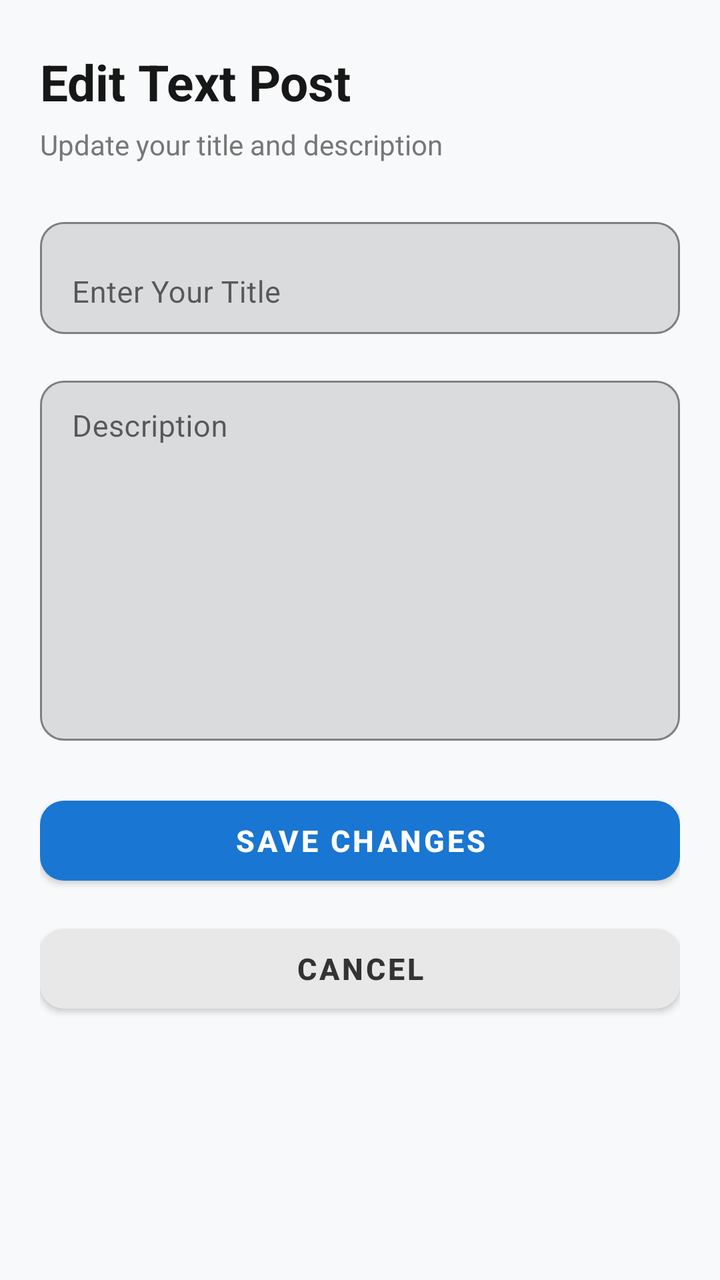
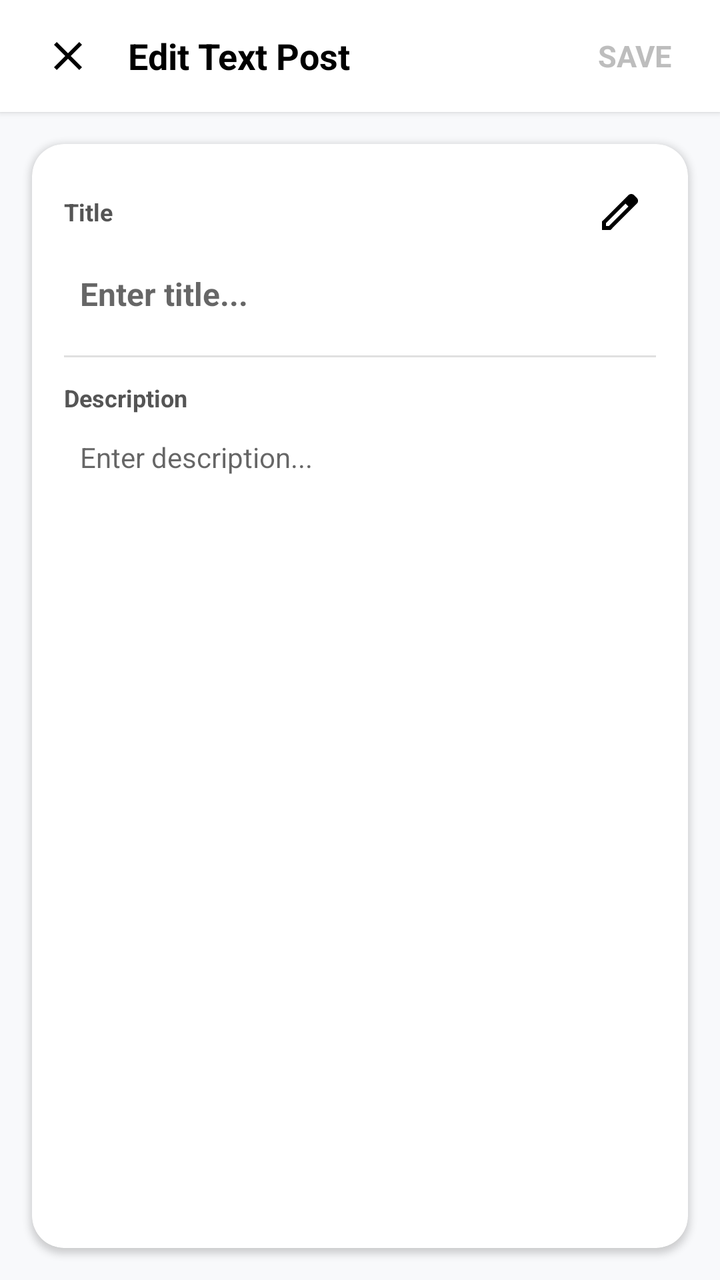

Screens rendered from an Android XML layout before and after an edit, with the pre-edit source and the edit as a unified diff.
<!-- AndroidManifest.xml: application theme Theme.TokenRoomDatabase -->
<!-- res/layout/activity_edit_text_post.xml -->
<?xml version="1.0" encoding="utf-8"?>
<ScrollView
    xmlns:android="http://schemas.android.com/apk/res/android"
    xmlns:app="http://schemas.android.com/apk/res-auto"
    android:layout_width="match_parent"
    android:layout_height="match_parent"
    android:fillViewport="true"
    android:background="#F8F9FB">

    <LinearLayout
        android:layout_width="match_parent"
        android:layout_height="wrap_content"
        android:orientation="vertical"
        android:paddingStart="20dp"
        android:paddingTop="24dp"
        android:paddingEnd="20dp"
        android:paddingBottom="30dp">

        <TextView
            android:layout_width="wrap_content"
            android:layout_height="wrap_content"
            android:text="Edit Text Post"
            android:textColor="#171717"
            android:textSize="25sp"
            android:textStyle="bold" />

        <TextView
            android:layout_width="wrap_content"
            android:layout_height="wrap_content"
            android:layout_marginTop="5dp"
            android:text="Update your title and description"
            android:textColor="#777777"
            android:textSize="14sp" />

        <com.google.android.material.textfield.TextInputLayout
            android:layout_width="match_parent"
            android:layout_height="wrap_content"
            android:layout_marginTop="24dp"
            android:hint="Enter Your Title"
            app:boxBackgroundMode="outline"
            app:boxCornerRadiusTopStart="12dp"
            app:boxCornerRadiusTopEnd="12dp"
            app:boxCornerRadiusBottomStart="12dp"
            app:boxCornerRadiusBottomEnd="12dp"
            app:boxStrokeColor="@color/gray"
            app:boxStrokeWidth="1dp"
            app:boxStrokeWidthFocused="2dp"
            app:hintTextColor="#777777">

            <com.google.android.material.textfield.TextInputEditText
                android:id="@+id/etTitle"
                android:layout_width="match_parent"
                android:layout_height="56dp"
                android:inputType="text"
                android:maxLines="1"
                android:paddingStart="14dp"
                android:paddingEnd="14dp"
                android:textColor="#222222"
                android:textSize="15sp" />

        </com.google.android.material.textfield.TextInputLayout>

        <com.google.android.material.textfield.TextInputLayout
            android:layout_width="match_parent"
            android:layout_height="wrap_content"
            android:layout_marginTop="18dp"
            android:hint="Description"
            app:boxBackgroundMode="outline"
            app:boxCornerRadiusTopStart="12dp"
            app:boxCornerRadiusTopEnd="12dp"
            app:boxCornerRadiusBottomStart="12dp"
            app:boxCornerRadiusBottomEnd="12dp"
            app:boxStrokeColor="@color/gray"
            app:boxStrokeWidth="1dp"
            app:boxStrokeWidthFocused="2dp"
            app:hintTextColor="#777777">

            <com.google.android.material.textfield.TextInputEditText
                android:id="@+id/etDescription"
                android:layout_width="match_parent"
                android:layout_height="180dp"
                android:gravity="top|start"
                android:inputType="textMultiLine"
                android:paddingStart="14dp"
                android:paddingTop="14dp"
                android:paddingEnd="14dp"
                android:paddingBottom="14dp"
                android:textColor="#222222"
                android:textSize="15sp" />

        </com.google.android.material.textfield.TextInputLayout>

        <com.google.android.material.button.MaterialButton
            android:id="@+id/btnSave"
            android:layout_width="match_parent"
            android:layout_height="52dp"
            android:layout_marginTop="24dp"
            android:text="SAVE CHANGES"
            android:textAllCaps="false"
            android:textColor="@android:color/white"
            android:textSize="15sp"
            android:textStyle="bold"
            app:backgroundTint="#1976D2"
            app:cornerRadius="12dp"
            app:elevation="2dp" />

        <com.google.android.material.button.MaterialButton
            android:id="@+id/btnCancel"
            android:layout_width="match_parent"
            android:layout_height="52dp"
            android:layout_marginTop="12dp"
            android:text="CANCEL"
            android:textAllCaps="false"
            android:textColor="#333333"
            android:textSize="15sp"
            android:textStyle="bold"
            app:backgroundTint="#E8E8E8"
            app:cornerRadius="12dp"
            app:elevation="0dp" />

    </LinearLayout>

</ScrollView>
<!-- resources referenced by this layout -->
<resources>
  <color name="gray">#BCBABA</color>
  <style name="Theme.TokenRoomDatabase" parent="Theme.MaterialComponents.DayNight.NoActionBar">
  
          <item name="colorPrimary">@color/gray</item>
          <item name="colorPrimaryVariant">@color/purple_700</item>
          <item name="colorOnPrimary">@color/white</item>
  
          <item name="colorSecondary">@color/gray</item>
          <item name="colorSecondaryVariant">@color/teal_700</item>
          <item name="colorOnSecondary">@color/black</item>
  
          <item name="android:statusBarColor">
              @android:color/white
          </item>
  
          <item name="android:navigationBarColor">
              @color/white
          </item>
  
      </style>
  <color name="purple_700">#FF3700B3</color>
  <color name="white">#FFFFFFFF</color>
  <color name="teal_700">#FF018786</color>
  <color name="black">#FF000000</color>
</resources>

<!-- the commit's change to res/layout/activity_edit_text_post.xml (unified diff, before → after) -->
@@ -1,123 +1,176 @@
 <?xml version="1.0" encoding="utf-8"?>
-<ScrollView
-    xmlns:android="http://schemas.android.com/apk/res/android"
+<LinearLayout xmlns:android="http://schemas.android.com/apk/res/android"
     xmlns:app="http://schemas.android.com/apk/res-auto"
+
     android:layout_width="match_parent"
     android:layout_height="match_parent"
-    android:fillViewport="true"
-    android:background="#F8F9FB">
+    android:background="#F8F9FB"
+    android:orientation="vertical">
+
 
     <LinearLayout
         android:layout_width="match_parent"
-        android:layout_height="wrap_content"
-        android:orientation="vertical"
-        android:paddingStart="20dp"
-        android:paddingTop="24dp"
-        android:paddingEnd="20dp"
-        android:paddingBottom="30dp">
+        android:layout_height="56dp"
+        android:background="@android:color/white"
+        android:elevation="2dp"
+        android:gravity="center_vertical"
+        android:orientation="horizontal"
+        android:paddingStart="16dp"
+        android:paddingEnd="16dp">
+
+
+        <ImageButton
+            android:id="@+id/btnBack"
+            android:layout_width="36dp"
+            android:layout_height="36dp"
+            android:background="?attr/selectableItemBackgroundBorderless"
+            android:contentDescription="Back"
+            android:src="@drawable/close_icon" />
+
 
         <TextView
+            android:layout_width="0dp"
+            android:layout_height="wrap_content"
+            android:layout_marginStart="12dp"
+            android:layout_weight="1"
+            android:text="Edit Text Post"
+            android:textColor="@android:color/black"
+            android:textSize="18sp"
+            android:textStyle="bold" />
+
+
+        <TextView
+            android:id="@+id/btnSave"
             android:layout_width="wrap_content"
             android:layout_height="wrap_content"
-            android:text="Edit Text Post"
-            android:textColor="#171717"
-            android:textSize="25sp"
+            android:background="?attr/selectableItemBackground"
+            android:padding="8dp"
+            android:text="SAVE"
+            android:textColor="#BDBDBD"
+            android:textSize="15sp"
             android:textStyle="bold" />
+    </LinearLayout>
 
-        <TextView
-            android:layout_width="wrap_content"
-            android:layout_height="wrap_content"
-            android:layout_marginTop="5dp"
-            android:text="Update your title and description"
-            android:textColor="#777777"
-            android:textSize="14sp" />
 
-        <com.google.android.material.textfield.TextInputLayout
+    
+    <com.google.android.material.card.MaterialCardView
+        android:layout_width="match_parent"
+        android:layout_height="0dp"
+        android:layout_margin="16dp"
+        android:layout_weight="1"
+        app:cardCornerRadius="16dp"
+        app:cardElevation="2dp"
+        app:strokeWidth="0dp">
+
+
+        
+        <LinearLayout
             android:layout_width="match_parent"
-            android:layout_height="wrap_content"
-            android:layout_marginTop="24dp"
-            android:hint="Enter Your Title"
-            app:boxBackgroundMode="outline"
-            app:boxCornerRadiusTopStart="12dp"
-            app:boxCornerRadiusTopEnd="12dp"
-            app:boxCornerRadiusBottomStart="12dp"
-            app:boxCornerRadiusBottomEnd="12dp"
-            app:boxStrokeColor="@color/gray"
-            app:boxStrokeWidth="1dp"
-            app:boxStrokeWidthFocused="2dp"
-            app:hintTextColor="#777777">
+            android:layout_height="match_parent"
+            android:orientation="vertical"
+            android:padding="16dp">
 
+
+
+            
+            <LinearLayout
+                android:layout_width="match_parent"
+                android:layout_height="wrap_content"
+                android:gravity="center_vertical"
+                android:orientation="horizontal">
+
+
+                <TextView
+                    android:layout_width="0dp"
+                    android:layout_height="wrap_content"
+                    android:layout_weight="1"
+                    android:text="Title"
+                    android:textColor="#555555"
+                    android:textSize="12sp"
+                    android:textStyle="bold" />
+
+
+                
+                <ImageButton
+                    android:id="@+id/btnEdit"
+                    android:layout_width="36dp"
+                    android:layout_height="36dp"
+                    android:background="?attr/selectableItemBackgroundBorderless"
+                    android:contentDescription="Edit post"
+                    android:padding="8dp"
+                    android:src="@drawable/edit_icon" />
+
+            </LinearLayout>
+
+
+
+            
             <com.google.android.material.textfield.TextInputEditText
                 android:id="@+id/etTitle"
                 android:layout_width="match_parent"
-                android:layout_height="56dp"
-                android:inputType="text"
-                android:maxLines="1"
-                android:paddingStart="14dp"
-                android:paddingEnd="14dp"
-                android:textColor="#222222"
-                android:textSize="15sp" />
+                android:layout_height="wrap_content"
+                android:layout_marginTop="4dp"
+                android:background="@android:color/transparent"
+                android:enabled="false"
+                android:hint="Enter title..."
+                android:inputType="textCapSentences"
+                android:maxLength="20"
+                android:padding="8dp"
+                android:textColor="@android:color/black"
+                android:textSize="16sp"
+                android:textStyle="bold" />
 
-        </com.google.android.material.textfield.TextInputLayout>
 
-        <com.google.android.material.textfield.TextInputLayout
-            android:layout_width="match_parent"
-            android:layout_height="wrap_content"
-            android:layout_marginTop="18dp"
-            android:hint="Description"
-            app:boxBackgroundMode="outline"
-            app:boxCornerRadiusTopStart="12dp"
-            app:boxCornerRadiusTopEnd="12dp"
-            app:boxCornerRadiusBottomStart="12dp"
-            app:boxCornerRadiusBottomEnd="12dp"
-            app:boxStrokeColor="@color/gray"
-            app:boxStrokeWidth="1dp"
-            app:boxStrokeWidthFocused="2dp"
-            app:hintTextColor="#777777">
 
-            <com.google.android.material.textfield.TextInputEditText
-                android:id="@+id/etDescription"
+            
+            <View
                 android:layout_width="match_parent"
-                android:layout_height="180dp"
-                android:gravity="top|start"
-                android:inputType="textMultiLine"
-                android:paddingStart="14dp"
-                android:paddingTop="14dp"
-                android:paddingEnd="14dp"
-                android:paddingBottom="14dp"
-                android:textColor="#222222"
-                android:textSize="15sp" />
+                android:layout_height="1dp"
+                android:layout_marginTop="12dp"
+                android:layout_marginBottom="12dp"
+                android:background="#E0E0E0" />
 
-        </com.google.android.material.textfield.TextInputLayout>
 
-        <com.google.android.material.button.MaterialButton
-            android:id="@+id/btnSave"
-            android:layout_width="match_parent"
-            android:layout_height="52dp"
-            android:layout_marginTop="24dp"
-            android:text="SAVE CHANGES"
-            android:textAllCaps="false"
-            android:textColor="@android:color/white"
-            android:textSize="15sp"
-            android:textStyle="bold"
-            app:backgroundTint="#1976D2"
-            app:cornerRadius="12dp"
-            app:elevation="2dp" />
 
-        <com.google.android.material.button.MaterialButton
-            android:id="@+id/btnCancel"
-            android:layout_width="match_parent"
-            android:layout_height="52dp"
-            android:layout_marginTop="12dp"
-            android:text="CANCEL"
-            android:textAllCaps="false"
-            android:textColor="#333333"
-            android:textSize="15sp"
-            android:textStyle="bold"
-            app:backgroundTint="#E8E8E8"
-            app:cornerRadius="12dp"
-            app:elevation="0dp" />
+            
+            <TextView
+                android:layout_width="wrap_content"
+                android:layout_height="wrap_content"
+                android:text="Description"
+                android:textColor="#555555"
+                android:textSize="12sp"
+                android:textStyle="bold" />
 
-    </LinearLayout>
 
-</ScrollView>
+
+            
+            <ScrollView
+                android:layout_width="match_parent"
+                android:layout_height="0dp"
+                android:layout_marginTop="4dp"
+                android:layout_weight="1"
+                android:fillViewport="true">
+
+
+                <com.google.android.material.textfield.TextInputEditText
+                    android:id="@+id/etDescription"
+                    android:layout_width="match_parent"
+                    android:layout_height="match_parent"
+                    android:background="@android:color/transparent"
+                    android:enabled="false"
+                    android:gravity="top|start"
+                    android:hint="Enter description..."
+                    android:inputType="textMultiLine|textCapSentences"
+                    android:padding="8dp"
+                    android:textColor="@android:color/black"
+                    android:textSize="14sp" />
+
+            </ScrollView>
+
+
+        </LinearLayout>
+
+    </com.google.android.material.card.MaterialCardView>
+
+
+</LinearLayout>
<!-- resource entries referenced after the edit -->
@@ -1,5 +1,17 @@
 <!-- resources referenced by this layout -->
 <resources>
+  <!-- drawable close_icon (drawable) -->
+  <vector xmlns:android="http://schemas.android.com/apk/res/android" android:height="24dp" android:tint="#000000" android:viewportHeight="960" android:viewportWidth="960" android:width="24dp">
+        
+      <path android:fillColor="@android:color/white" android:pathData="M256,760L200,704L424,480L200,256L256,200L480,424L704,200L760,256L536,480L760,704L704,760L480,536L256,760Z"/>
+      
+  </vector>
+  <!-- drawable edit_icon (drawable) -->
+  <vector xmlns:android="http://schemas.android.com/apk/res/android" android:height="24dp" android:tint="#000000" android:viewportHeight="960" android:viewportWidth="960" android:width="24dp">
+        
+      <path android:fillColor="@android:color/white" android:pathData="M200,760L257,760L648,369L591,312L200,703L200,760ZM120,840L120,670L648,143Q660,132 674.5,126Q689,120 705,120Q721,120 736,126Q751,132 762,144L817,200Q829,211 834.5,226Q840,241 840,256Q840,272 834.5,286.5Q829,301 817,313L290,840L120,840ZM760,256L760,256L704,200L704,200L760,256ZM619,341L591,312L591,312L648,369L648,369L619,341Z"/>
+      
+  </vector>
   <color name="gray">#BCBABA</color>
   <style name="Theme.TokenRoomDatabase" parent="Theme.MaterialComponents.DayNight.NoActionBar">
   
